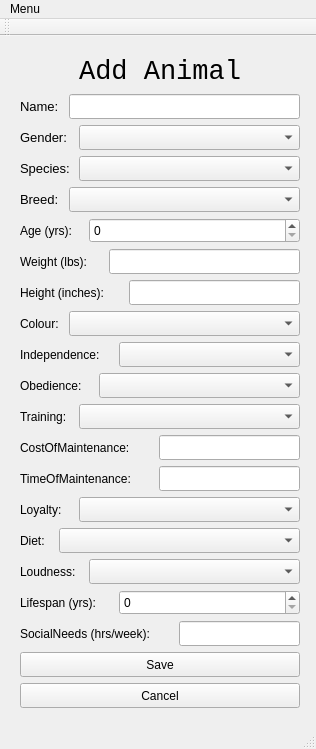
Old version of the form cuACS/mainwindow.ui in the repository husseinkhlawey/NullPointerException.
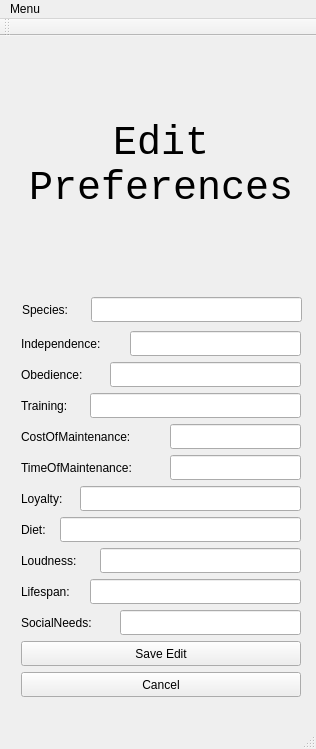
New version of the form.

What changed in the file:
```diff
--- a/cuACS/mainwindow.ui
+++ b/cuACS/mainwindow.ui
@@ -18,7 +18,7 @@
     <item>
      <widget class="QStackedWidget" name="stackedWidget">
       <property name="currentIndex">
-       <number>7</number>
+       <number>16</number>
       </property>
       <widget class="QWidget" name="page_1">
        <layout class="QVBoxLayout" name="verticalLayout_2">
@@ -373,9 +373,9 @@
        <widget class="QLineEdit" name="lineEdit_6">
         <property name="geometry">
          <rect>
-          <x>98</x>
+          <x>108</x>
           <y>202</y>
-          <width>191</width>
+          <width>181</width>
           <height>25</height>
          </rect>
         </property>
@@ -386,9 +386,9 @@
        <widget class="QLineEdit" name="lineEdit_7">
         <property name="geometry">
          <rect>
-          <x>118</x>
+          <x>128</x>
           <y>233</y>
-          <width>171</width>
+          <width>161</width>
           <height>25</height>
          </rect>
         </property>
@@ -399,9 +399,9 @@
        <widget class="QLineEdit" name="lineEdit_17">
         <property name="geometry">
          <rect>
-          <x>148</x>
+          <x>158</x>
           <y>388</y>
-          <width>141</width>
+          <width>131</width>
           <height>25</height>
          </rect>
         </property>
@@ -412,9 +412,9 @@
        <widget class="QLineEdit" name="lineEdit_18">
         <property name="geometry">
          <rect>
-          <x>148</x>
+          <x>158</x>
           <y>419</y>
-          <width>141</width>
+          <width>131</width>
           <height>25</height>
          </rect>
         </property>
@@ -425,9 +425,9 @@
        <widget class="QLineEdit" name="lineEdit_21">
         <property name="geometry">
          <rect>
-          <x>168</x>
+          <x>178</x>
           <y>574</y>
-          <width>121</width>
+          <width>111</width>
           <height>25</height>
          </rect>
         </property>
@@ -551,7 +551,7 @@
          <rect>
           <x>9</x>
           <y>450</y>
-          <width>51</width>
+          <width>61</width>
           <height>25</height>
          </rect>
         </property>
@@ -642,7 +642,7 @@
          <rect>
           <x>9</x>
           <y>574</y>
-          <width>161</width>
+          <width>171</width>
           <height>25</height>
          </rect>
         </property>
@@ -668,7 +668,7 @@
          <rect>
           <x>9</x>
           <y>388</y>
-          <width>131</width>
+          <width>151</width>
           <height>25</height>
          </rect>
         </property>
@@ -681,7 +681,7 @@
          <rect>
           <x>9</x>
           <y>419</y>
-          <width>141</width>
+          <width>151</width>
           <height>25</height>
          </rect>
         </property>
@@ -707,12 +707,12 @@
          <rect>
           <x>9</x>
           <y>481</y>
-          <width>31</width>
+          <width>121</width>
           <height>25</height>
          </rect>
         </property>
         <property name="text">
-         <string>Diet:</string>
+         <string>Diet (meals/day):</string>
         </property>
        </widget>
        <widget class="QComboBox" name="comboBox">
@@ -748,9 +748,9 @@
        <widget class="QSpinBox" name="spinBox_2">
         <property name="geometry">
          <rect>
-          <x>108</x>
+          <x>118</x>
           <y>543</y>
-          <width>181</width>
+          <width>171</width>
           <height>25</height>
          </rect>
         </property>
@@ -768,9 +768,9 @@
        <widget class="QComboBox" name="comboBox_4">
         <property name="geometry">
          <rect>
-          <x>58</x>
+          <x>68</x>
           <y>264</y>
-          <width>231</width>
+          <width>221</width>
           <height>25</height>
          </rect>
         </property>
@@ -778,9 +778,9 @@
        <widget class="QComboBox" name="comboBox_5">
         <property name="geometry">
          <rect>
-          <x>108</x>
+          <x>118</x>
           <y>295</y>
-          <width>181</width>
+          <width>171</width>
           <height>25</height>
          </rect>
         </property>
@@ -788,9 +788,9 @@
        <widget class="QComboBox" name="comboBox_6">
         <property name="geometry">
          <rect>
-          <x>88</x>
+          <x>98</x>
           <y>326</y>
-          <width>201</width>
+          <width>191</width>
           <height>25</height>
          </rect>
         </property>
@@ -798,9 +798,9 @@
        <widget class="QComboBox" name="comboBox_7">
         <property name="geometry">
          <rect>
-          <x>68</x>
+          <x>78</x>
           <y>357</y>
-          <width>221</width>
+          <width>211</width>
           <height>25</height>
          </rect>
         </property>
@@ -818,9 +818,9 @@
        <widget class="QComboBox" name="comboBox_9">
         <property name="geometry">
          <rect>
-          <x>48</x>
+          <x>138</x>
           <y>481</y>
-          <width>241</width>
+          <width>151</width>
           <height>25</height>
          </rect>
         </property>
@@ -828,9 +828,9 @@
        <widget class="QComboBox" name="comboBox_10">
         <property name="geometry">
          <rect>
-          <x>78</x>
+          <x>88</x>
           <y>512</y>
-          <width>211</width>
+          <width>201</width>
           <height>25</height>
          </rect>
         </property>
@@ -2142,6 +2142,661 @@
         </item>
        </layout>
       </widget>
+      <widget class="QWidget" name="page_10">
+       <widget class="QLabel" name="label_75">
+        <property name="geometry">
+         <rect>
+          <x>11</x>
+          <y>447</y>
+          <width>61</width>
+          <height>25</height>
+         </rect>
+        </property>
+        <property name="text">
+         <string>Loyalty:</string>
+        </property>
+       </widget>
+       <widget class="QComboBox" name="comboBox_15">
+        <property name="geometry">
+         <rect>
+          <x>70</x>
+          <y>447</y>
+          <width>221</width>
+          <height>25</height>
+         </rect>
+        </property>
+       </widget>
+       <widget class="QComboBox" name="comboBox_16">
+        <property name="geometry">
+         <rect>
+          <x>70</x>
+          <y>260</y>
+          <width>221</width>
+          <height>25</height>
+         </rect>
+        </property>
+       </widget>
+       <widget class="QComboBox" name="comboBox_17">
+        <property name="geometry">
+         <rect>
+          <x>90</x>
+          <y>509</y>
+          <width>201</width>
+          <height>25</height>
+         </rect>
+        </property>
+       </widget>
+       <widget class="QComboBox" name="comboBox_19">
+        <property name="geometry">
+         <rect>
+          <x>120</x>
+          <y>292</y>
+          <width>171</width>
+          <height>25</height>
+         </rect>
+        </property>
+       </widget>
+       <widget class="QLabel" name="label_76">
+        <property name="geometry">
+         <rect>
+          <x>11</x>
+          <y>260</y>
+          <width>64</width>
+          <height>25</height>
+         </rect>
+        </property>
+        <property name="font">
+         <font>
+          <pointsize>10</pointsize>
+         </font>
+        </property>
+        <property name="text">
+         <string>Species:</string>
+        </property>
+       </widget>
+       <widget class="QLabel" name="label_77">
+        <property name="geometry">
+         <rect>
+          <x>11</x>
+          <y>416</y>
+          <width>151</width>
+          <height>25</height>
+         </rect>
+        </property>
+        <property name="text">
+         <string>TimeOfMaintenance:</string>
+        </property>
+       </widget>
+       <widget class="QLabel" name="label_78">
+        <property name="geometry">
+         <rect>
+          <x>11</x>
+          <y>323</y>
+          <width>81</width>
+          <height>25</height>
+         </rect>
+        </property>
+        <property name="text">
+         <string>Obedience:</string>
+        </property>
+       </widget>
+       <widget class="QLabel" name="label_79">
+        <property name="geometry">
+         <rect>
+          <x>11</x>
+          <y>292</y>
+          <width>101</width>
+          <height>25</height>
+         </rect>
+        </property>
+        <property name="text">
+         <string>Independence:</string>
+        </property>
+       </widget>
+       <widget class="QComboBox" name="comboBox_20">
+        <property name="geometry">
+         <rect>
+          <x>50</x>
+          <y>478</y>
+          <width>241</width>
+          <height>25</height>
+         </rect>
+        </property>
+       </widget>
+       <widget class="QLabel" name="label_81">
+        <property name="geometry">
+         <rect>
+          <x>11</x>
+          <y>385</y>
+          <width>151</width>
+          <height>25</height>
+         </rect>
+        </property>
+        <property name="text">
+         <string>CostOfMaintenance:</string>
+        </property>
+       </widget>
+       <widget class="QPushButton" name="pushButton_27">
+        <property name="geometry">
+         <rect>
+          <x>11</x>
+          <y>633</y>
+          <width>280</width>
+          <height>25</height>
+         </rect>
+        </property>
+        <property name="text">
+         <string>Cancel</string>
+        </property>
+       </widget>
+       <widget class="QLineEdit" name="lineEdit_19">
+        <property name="geometry">
+         <rect>
+          <x>160</x>
+          <y>416</y>
+          <width>131</width>
+          <height>25</height>
+         </rect>
+        </property>
+        <property name="text">
+         <string/>
+        </property>
+       </widget>
+       <widget class="QLabel" name="label_83">
+        <property name="geometry">
+         <rect>
+          <x>11</x>
+          <y>571</y>
+          <width>171</width>
+          <height>25</height>
+         </rect>
+        </property>
+        <property name="text">
+         <string>SocialNeeds (hrs/week):</string>
+        </property>
+       </widget>
+       <widget class="QLabel" name="label_84">
+        <property name="geometry">
+         <rect>
+          <x>11</x>
+          <y>509</y>
+          <width>71</width>
+          <height>25</height>
+         </rect>
+        </property>
+        <property name="text">
+         <string>Loudness:</string>
+        </property>
+       </widget>
+       <widget class="QLabel" name="label_85">
+        <property name="geometry">
+         <rect>
+          <x>11</x>
+          <y>540</y>
+          <width>101</width>
+          <height>25</height>
+         </rect>
+        </property>
+        <property name="text">
+         <string>Lifespan (yrs):</string>
+        </property>
+       </widget>
+       <widget class="QLabel" name="label_86">
+        <property name="geometry">
+         <rect>
+          <x>11</x>
+          <y>354</y>
+          <width>61</width>
+          <height>25</height>
+         </rect>
+        </property>
+        <property name="text">
+         <string>Training:</string>
+        </property>
+       </widget>
+       <widget class="QLineEdit" name="lineEdit_22">
+        <property name="geometry">
+         <rect>
+          <x>180</x>
+          <y>571</y>
+          <width>111</width>
+          <height>25</height>
+         </rect>
+        </property>
+        <property name="text">
+         <string/>
+        </property>
+       </widget>
+       <widget class="QPushButton" name="pushButton_28">
+        <property name="geometry">
+         <rect>
+          <x>11</x>
+          <y>602</y>
+          <width>280</width>
+          <height>25</height>
+         </rect>
+        </property>
+        <property name="text">
+         <string>Save</string>
+        </property>
+       </widget>
+       <widget class="QLabel" name="label_88">
+        <property name="geometry">
+         <rect>
+          <x>11</x>
+          <y>478</y>
+          <width>41</width>
+          <height>25</height>
+         </rect>
+        </property>
+        <property name="text">
+         <string>Diet:</string>
+        </property>
+       </widget>
+       <widget class="QComboBox" name="comboBox_22">
+        <property name="geometry">
+         <rect>
+          <x>80</x>
+          <y>354</y>
+          <width>211</width>
+          <height>25</height>
+         </rect>
+        </property>
+       </widget>
+       <widget class="QComboBox" name="comboBox_23">
+        <property name="geometry">
+         <rect>
+          <x>100</x>
+          <y>323</y>
+          <width>191</width>
+          <height>25</height>
+         </rect>
+        </property>
+       </widget>
+       <widget class="QLineEdit" name="lineEdit_20">
+        <property name="geometry">
+         <rect>
+          <x>160</x>
+          <y>385</y>
+          <width>131</width>
+          <height>25</height>
+         </rect>
+        </property>
+        <property name="text">
+         <string/>
+        </property>
+       </widget>
+       <widget class="QLabel" name="label_89">
+        <property name="geometry">
+         <rect>
+          <x>11</x>
+          <y>6</y>
+          <width>280</width>
+          <height>251</height>
+         </rect>
+        </property>
+        <property name="font">
+         <font>
+          <family>Liberation Mono</family>
+          <pointsize>39</pointsize>
+         </font>
+        </property>
+        <property name="text">
+         <string>Preferred
+Animal</string>
+        </property>
+        <property name="alignment">
+         <set>Qt::AlignCenter</set>
+        </property>
+       </widget>
+       <widget class="QSpinBox" name="spinBox_4">
+        <property name="geometry">
+         <rect>
+          <x>120</x>
+          <y>540</y>
+          <width>171</width>
+          <height>25</height>
+         </rect>
+        </property>
+       </widget>
+      </widget>
+      <widget class="QWidget" name="page_12">
+       <widget class="QLabel" name="label_68">
+        <property name="geometry">
+         <rect>
+          <x>10</x>
+          <y>501</y>
+          <width>71</width>
+          <height>25</height>
+         </rect>
+        </property>
+        <property name="text">
+         <string>Loudness:</string>
+        </property>
+       </widget>
+       <widget class="QLineEdit" name="lineEdit_42">
+        <property name="geometry">
+         <rect>
+          <x>159</x>
+          <y>377</y>
+          <width>131</width>
+          <height>25</height>
+         </rect>
+        </property>
+        <property name="text">
+         <string/>
+        </property>
+       </widget>
+       <widget class="QLineEdit" name="lineEdit_45">
+        <property name="geometry">
+         <rect>
+          <x>79</x>
+          <y>532</y>
+          <width>211</width>
+          <height>25</height>
+         </rect>
+        </property>
+        <property name="text">
+         <string/>
+        </property>
+       </widget>
+       <widget class="QLabel" name="label_80">
+        <property name="geometry">
+         <rect>
+          <x>10</x>
+          <y>377</y>
+          <width>151</width>
+          <height>25</height>
+         </rect>
+        </property>
+        <property name="text">
+         <string>CostOfMaintenance:</string>
+        </property>
+       </widget>
+       <widget class="QLineEdit" name="lineEdit_46">
+        <property name="geometry">
+         <rect>
+          <x>99</x>
+          <y>315</y>
+          <width>191</width>
+          <height>25</height>
+         </rect>
+        </property>
+        <property name="text">
+         <string/>
+        </property>
+       </widget>
+       <widget class="QLabel" name="label_82">
+        <property name="geometry">
+         <rect>
+          <x>10</x>
+          <y>284</y>
+          <width>121</width>
+          <height>25</height>
+         </rect>
+        </property>
+        <property name="text">
+         <string>Independence:</string>
+        </property>
+       </widget>
+       <widget class="QLabel" name="label_87">
+        <property name="geometry">
+         <rect>
+          <x>10</x>
+          <y>563</y>
+          <width>91</width>
+          <height>25</height>
+         </rect>
+        </property>
+        <property name="text">
+         <string>SocialNeeds:</string>
+        </property>
+       </widget>
+       <widget class="QLineEdit" name="lineEdit_47">
+        <property name="geometry">
+         <rect>
+          <x>69</x>
+          <y>439</y>
+          <width>221</width>
+          <height>25</height>
+         </rect>
+        </property>
+        <property name="text">
+         <string/>
+        </property>
+       </widget>
+       <widget class="QLabel" name="label_90">
+        <property name="geometry">
+         <rect>
+          <x>10</x>
+          <y>-2</y>
+          <width>280</width>
+          <height>241</height>
+         </rect>
+        </property>
+        <property name="font">
+         <font>
+          <family>Liberation Mono</family>
+          <pointsize>30</pointsize>
+         </font>
+        </property>
+        <property name="text">
+         <string>Edit
+Preferences</string>
+        </property>
+        <property name="alignment">
+         <set>Qt::AlignCenter</set>
+        </property>
+       </widget>
+       <widget class="QLabel" name="label_91">
+        <property name="geometry">
+         <rect>
+          <x>10</x>
+          <y>532</y>
+          <width>71</width>
+          <height>25</height>
+         </rect>
+        </property>
+        <property name="text">
+         <string>Lifespan:</string>
+        </property>
+       </widget>
+       <widget class="QLabel" name="label_92">
+        <property name="geometry">
+         <rect>
+          <x>10</x>
+          <y>346</y>
+          <width>61</width>
+          <height>25</height>
+         </rect>
+        </property>
+        <property name="text">
+         <string>Training:</string>
+        </property>
+       </widget>
+       <widget class="QLineEdit" name="lineEdit_59">
+        <property name="geometry">
+         <rect>
+          <x>109</x>
+          <y>563</y>
+          <width>181</width>
+          <height>25</height>
+         </rect>
+        </property>
+        <property name="text">
+         <string/>
+        </property>
+       </widget>
+       <widget class="QLineEdit" name="lineEdit_60">
+        <property name="geometry">
+         <rect>
+          <x>49</x>
+          <y>470</y>
+          <width>241</width>
+          <height>25</height>
+         </rect>
+        </property>
+        <property name="text">
+         <string/>
+        </property>
+       </widget>
+       <widget class="QLabel" name="label_93">
+        <property name="geometry">
+         <rect>
+          <x>10</x>
+          <y>315</y>
+          <width>91</width>
+          <height>25</height>
+         </rect>
+        </property>
+        <property name="text">
+         <string>Obedience:</string>
+        </property>
+       </widget>
+       <widget class="QLineEdit" name="lineEdit_61">
+        <property name="geometry">
+         <rect>
+          <x>119</x>
+          <y>284</y>
+          <width>171</width>
+          <height>25</height>
+         </rect>
+        </property>
+        <property name="text">
+         <string/>
+        </property>
+       </widget>
+       <widget class="QLineEdit" name="lineEdit_62">
+        <property name="geometry">
+         <rect>
+          <x>159</x>
+          <y>408</y>
+          <width>131</width>
+          <height>25</height>
+         </rect>
+        </property>
+        <property name="text">
+         <string/>
+        </property>
+       </widget>
+       <widget class="QLineEdit" name="lineEdit_63">
+        <property name="geometry">
+         <rect>
+          <x>89</x>
+          <y>501</y>
+          <width>201</width>
+          <height>25</height>
+         </rect>
+        </property>
+        <property name="text">
+         <string/>
+        </property>
+       </widget>
+       <widget class="QLabel" name="label_94">
+        <property name="geometry">
+         <rect>
+          <x>10</x>
+          <y>408</y>
+          <width>151</width>
+          <height>25</height>
+         </rect>
+        </property>
+        <property name="text">
+         <string>TimeOfMaintenance:</string>
+        </property>
+       </widget>
+       <widget class="QPushButton" name="pushButton_29">
+        <property name="geometry">
+         <rect>
+          <x>10</x>
+          <y>594</y>
+          <width>280</width>
+          <height>25</height>
+         </rect>
+        </property>
+        <property name="text">
+         <string>Save Edit</string>
+        </property>
+       </widget>
+       <widget class="QLabel" name="label_95">
+        <property name="geometry">
+         <rect>
+          <x>11</x>
+          <y>250</y>
+          <width>61</width>
+          <height>25</height>
+         </rect>
+        </property>
+        <property name="text">
+         <string>Species:</string>
+        </property>
+       </widget>
+       <widget class="QLineEdit" name="lineEdit_64">
+        <property name="geometry">
+         <rect>
+          <x>80</x>
+          <y>250</y>
+          <width>211</width>
+          <height>25</height>
+         </rect>
+        </property>
+        <property name="text">
+         <string/>
+        </property>
+       </widget>
+       <widget class="QLabel" name="label_96">
+        <property name="geometry">
+         <rect>
+          <x>10</x>
+          <y>439</y>
+          <width>61</width>
+          <height>25</height>
+         </rect>
+        </property>
+        <property name="text">
+         <string>Loyalty:</string>
+        </property>
+       </widget>
+       <widget class="QLineEdit" name="lineEdit_65">
+        <property name="geometry">
+         <rect>
+          <x>79</x>
+          <y>346</y>
+          <width>211</width>
+          <height>25</height>
+         </rect>
+        </property>
+        <property name="text">
+         <string/>
+        </property>
+       </widget>
+       <widget class="QPushButton" name="pushButton_30">
+        <property name="geometry">
+         <rect>
+          <x>10</x>
+          <y>625</y>
+          <width>280</width>
+          <height>25</height>
+         </rect>
+        </property>
+        <property name="text">
+         <string>Cancel</string>
+        </property>
+       </widget>
+       <widget class="QLabel" name="label_97">
+        <property name="geometry">
+         <rect>
+          <x>10</x>
+          <y>470</y>
+          <width>41</width>
+          <height>25</height>
+         </rect>
+        </property>
+        <property name="text">
+         <string>Diet:</string>
+        </property>
+       </widget>
+      </widget>
      </widget>
     </item>
    </layout>
```
Left out of the diff: 126 changed lines with no effect on the pictures.
